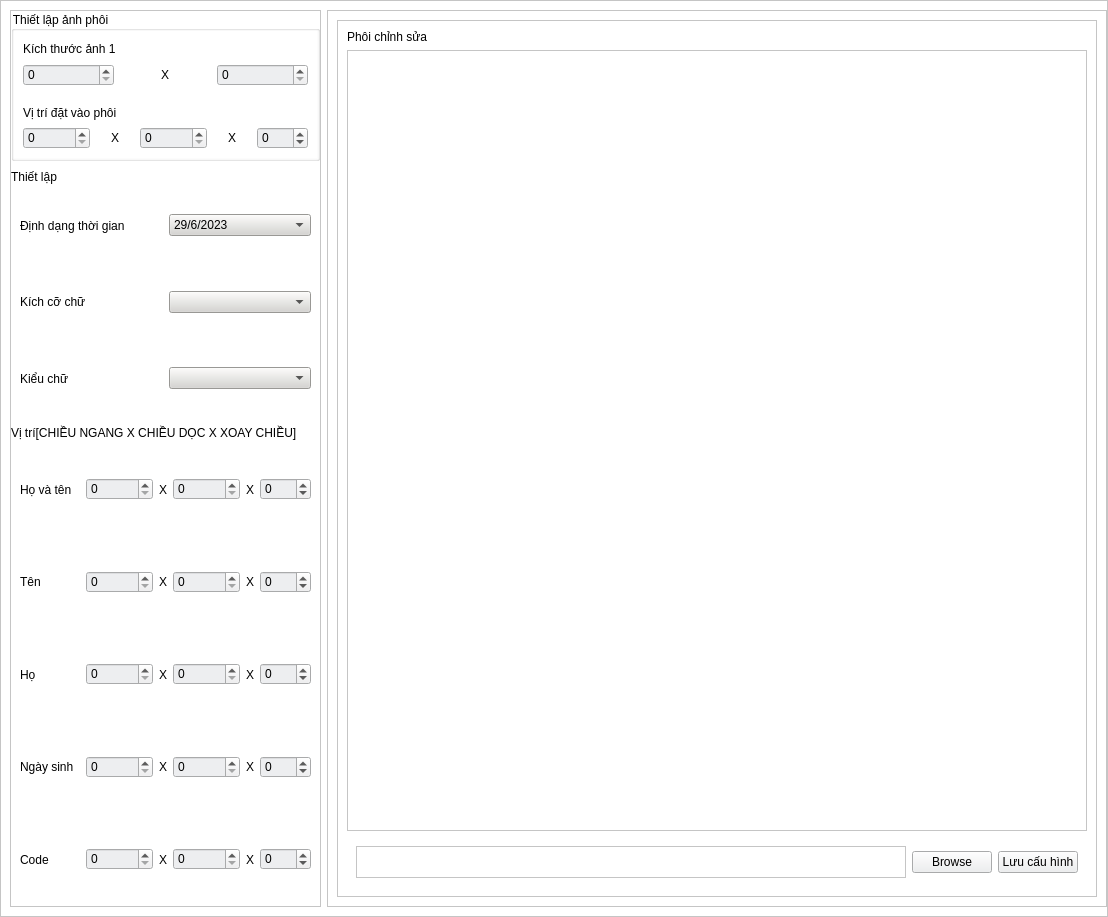
Qt form upPhoiWindow.ui (NguyenHuuHai2310/code_dao) before a commit.
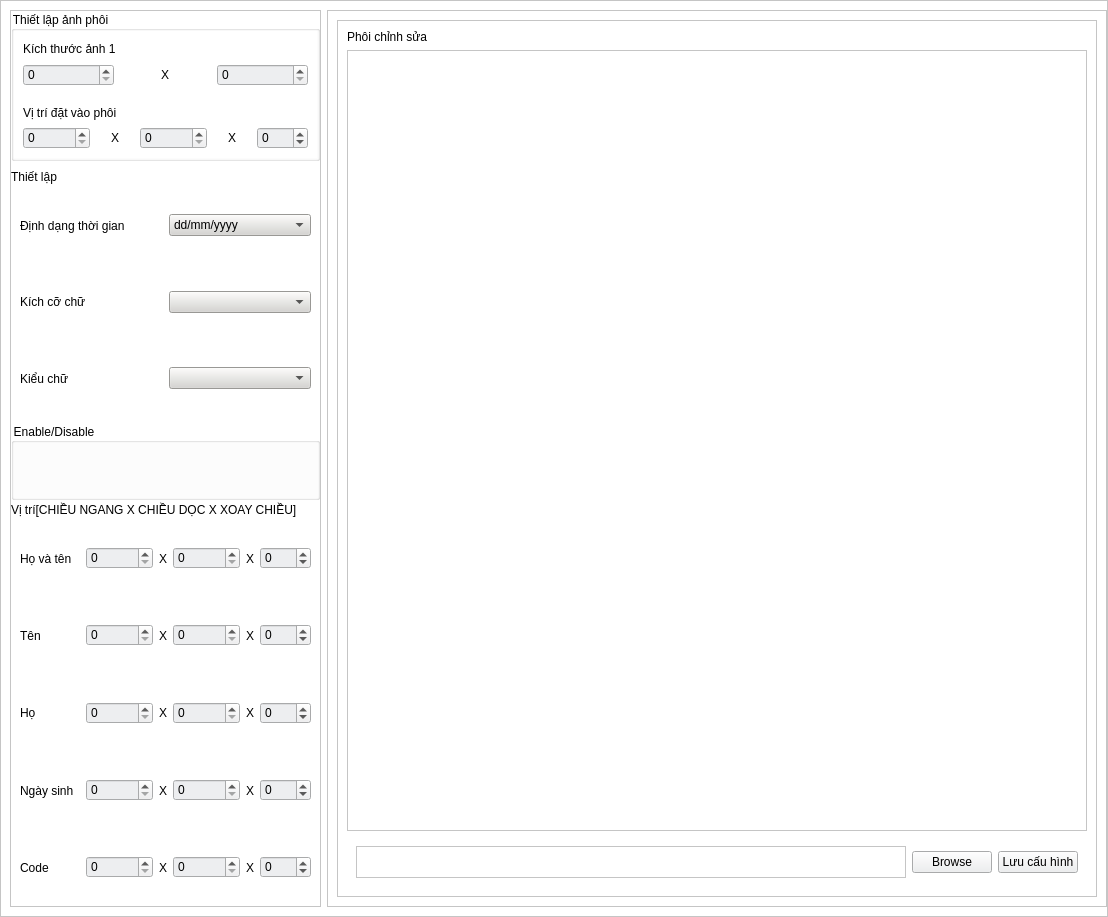
The same form after that commit.

```diff
--- a/upPhoiWindow.ui
+++ b/upPhoiWindow.ui
@@ -463,7 +463,7 @@
                      </property>
                      <item>
                       <property name="text">
-                       <string>29/6/2023</string>
+                       <string>dd/mm/yyyy</string>
                       </property>
                      </item>
                      <item>
@@ -578,6 +578,13 @@
              <property name="bottomMargin">
               <number>0</number>
              </property>
+             <item>
+              <widget class="QGroupBox" name="groupBox_2">
+               <property name="title">
+                <string>Enable/Disable</string>
+               </property>
+              </widget>
+             </item>
              <item>
               <widget class="QLabel" name="label_15">
                <property name="maximumSize">
```
Left out of the diff: 11 changed lines with no effect on the pictures.
